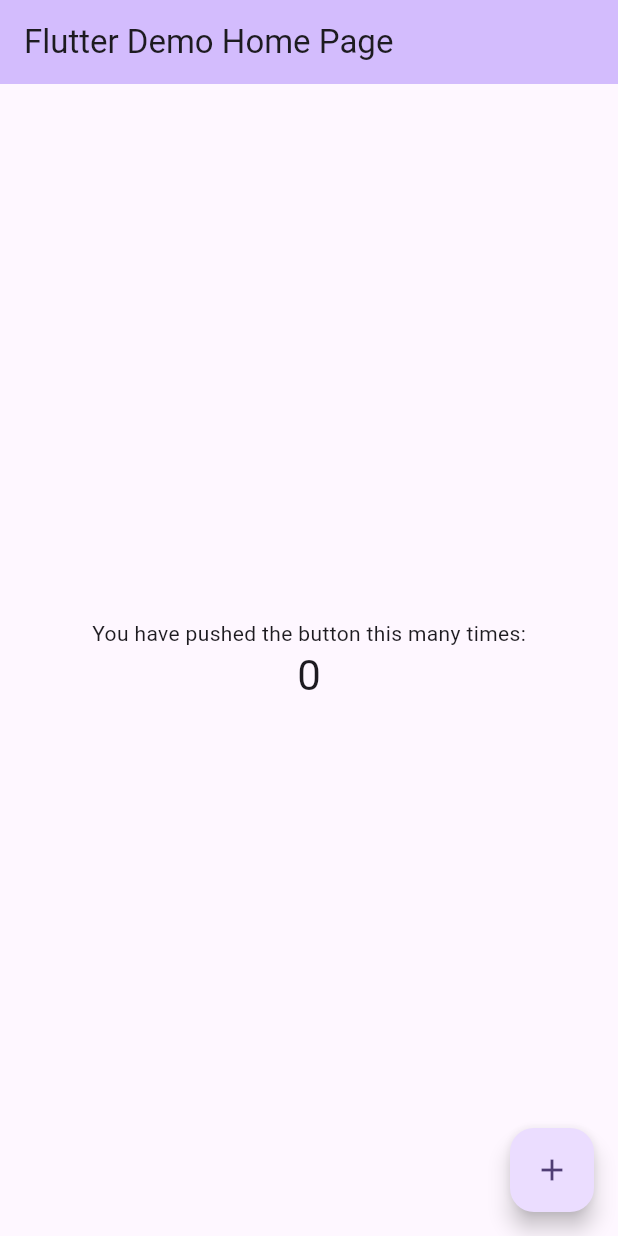
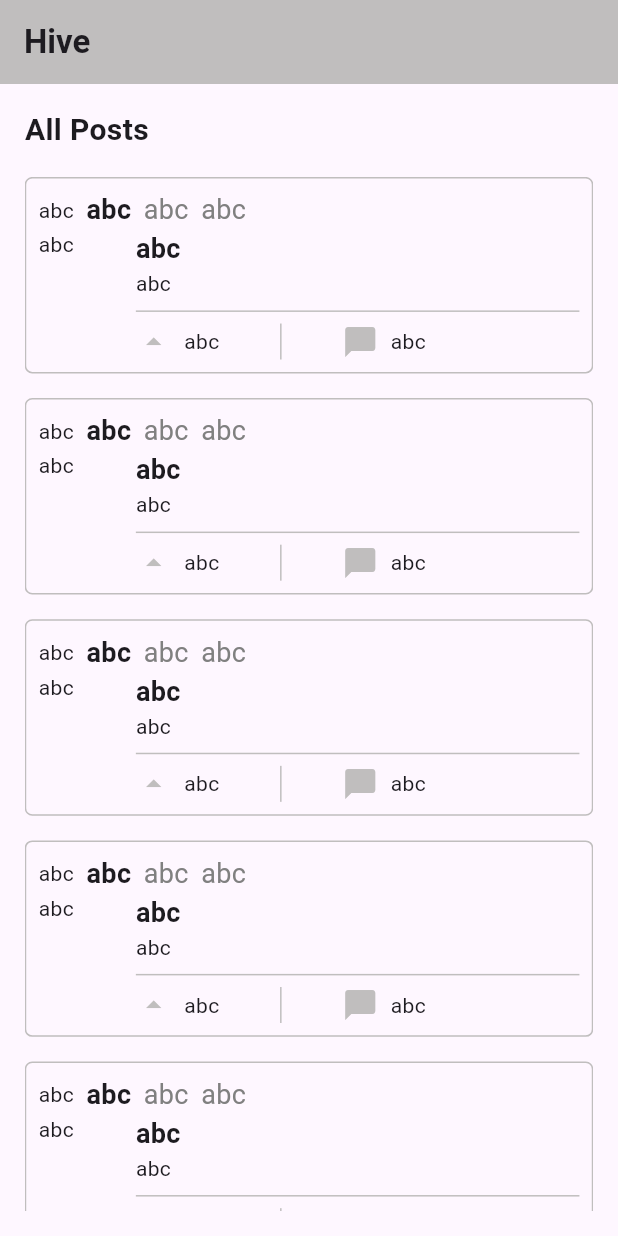
Before and after one commit to abhay11199/hive, a Flutter app: the screen it shows after launch, on a phone screen of 412 x 824 dp. Run offline on Flutter 3.47's test engine with Material 3 defaults, Android fonts, the phone set to English and light mode, and no system bars.

Commit message:
basic design completed

```diff
--- /dev/null
+++ b/lib/common/common_widget.dart
@@ -0,0 +1,120 @@
+import 'package:demo/constants/app_config.dart';
+import 'package:demo/constants/colors.dart';
+import 'package:flutter/material.dart';
+
+class CommonWidgets {
+  static commonContainer(
+    AppConfig appConfig, {
+    required String thumbnailUrl,
+    required String author,
+    required String community,
+    required String time,
+    required String post,
+    required String title,
+    required String description,
+    required String votes,
+    required String comments,
+  }) {
+    return Container(
+      width: appConfig.deviceWidth(45),
+      decoration: BoxDecoration(
+          shape: BoxShape.rectangle,
+          border: Border.all(color: AppColors.grey),
+          borderRadius: BorderRadius.circular(5)),
+      child: Padding(
+          padding: EdgeInsets.all(appConfig.rWP(2)),
+          child: Column(
+            crossAxisAlignment: CrossAxisAlignment.start,
+            children: [
+              Row(
+                children: [
+                  Text(thumbnailUrl),
+                  SizedBox(
+                    width: appConfig.deviceWidth(2),
+                  ),
+                  Text(
+                    author,
+                    style: TextStyle(
+                        fontWeight: FontWeight.bold,
+                        fontSize: appConfig.textSizeScale(18)),
+                  ),
+                  SizedBox(
+                    width: appConfig.deviceWidth(2),
+                  ),
+                  Text(
+                    community,
+                    style: TextStyle(
+                        fontSize: appConfig.textSizeScale(18),
+                        color: AppColors.textgrey),
+                  ),
+                  SizedBox(
+                    width: appConfig.deviceWidth(2),
+                  ),
+                  Text(time,
+                      style: TextStyle(
+                          fontSize: appConfig.textSizeScale(18),
+                          color: AppColors.textgrey)),
+                ],
+              ),
+              Row(
+                crossAxisAlignment: CrossAxisAlignment.start,
+                children: [
+                  Text(post),
+                  SizedBox(
+                    width: appConfig.deviceWidth(10),
+                  ),
+                  Expanded(
+                    child: Column(
+                      crossAxisAlignment: CrossAxisAlignment.start,
+                      children: [
+                        Text(
+                          title,
+                          style: TextStyle(
+                              fontWeight: FontWeight.bold,
+                              fontSize: appConfig.textSizeScale(18)),
+                        ),
+                        Text(description),
+                        Divider(
+                          color: AppColors.grey,
+                          height: appConfig.deviceHeight(2),
+                          indent: 0.1,
+                        ),
+                        IntrinsicHeight(
+                          child: Row(
+                            children: [
+                              Icon(
+                                Icons.arrow_drop_up_sharp,
+                                color: AppColors.grey,
+                              ),
+                              SizedBox(
+                                width: appConfig.deviceWidth(2),
+                              ),
+                              Text(votes),
+                              SizedBox(
+                                width: appConfig.deviceWidth(8),
+                              ),
+                              VerticalDivider(
+                                color: AppColors.grey,
+                                thickness: 1,
+                              ),
+                              SizedBox(
+                                width: appConfig.deviceWidth(8),
+                              ),
+                              Icon(Icons.chat_bubble, color: AppColors.grey),
+                              SizedBox(
+                                width: appConfig.deviceWidth(2),
+                              ),
+                              Text(comments),
+                            ],
+                          ),
+                        )
+                      ],
+                    ),
+                  )
+                ],
+              )
+            ],
+          )),
+    );
+  }
+}
--- /dev/null
+++ b/lib/constants/app_config.dart
@@ -0,0 +1,47 @@
+import 'package:flutter/material.dart';
+
+class AppConfig {
+  BuildContext context;
+  double? _height;
+  double? _width;
+  double? _heightPadding;
+  double? _widthPadding;
+  Size? _size;
+  double? _textScale;
+
+  AppConfig(this.context) {
+    MediaQueryData _queryData = MediaQuery.of(context);
+    _size = _queryData.size;
+    _height = _size!.height / 100.0;
+    _width = _size!.width / 100.0;
+    _heightPadding = _height! -
+        ((_queryData.padding.top + _queryData.padding.bottom) / 100.0);
+    _widthPadding =
+        _width! - (_queryData.padding.left + _queryData.padding.right) / 100.0;
+    _textScale = _queryData.textScaleFactor;
+  }
+
+  Size deviceSize() {
+    return _size!;
+  }
+
+  double deviceHeight(double v) {
+    return _height! * v;
+  }
+
+  double deviceWidth(double v) {
+    return _width! * v;
+  }
+
+  double rHP(double v) {
+    return _heightPadding! * v;
+  }
+
+  double rWP(double v) {
+    return _widthPadding! * v;
+  }
+
+  double textSizeScale(double v) {
+    return v * _textScale!;
+  }
+}
--- /dev/null
+++ b/lib/constants/colors.dart
@@ -0,0 +1,7 @@
+import 'package:flutter/material.dart';
+
+class AppColors {
+  static Color white = const Color.fromARGB(255, 255, 255, 255);
+  static Color grey = const Color.fromARGB(255, 192, 190, 190);
+  static Color textgrey = const Color.fromARGB(255, 128, 128, 128);
+}
--- a/lib/main.dart
+++ b/lib/main.dart
@@ -1,3 +1,4 @@
+import 'package:demo/screen/home_screen.dart';
 import 'package:flutter/material.dart';
 
 void main() {
@@ -13,113 +14,12 @@ class MyApp extends StatelessWidget {
     return MaterialApp(
       title: 'Hive',
       theme: ThemeData(
-        // This is the theme of your application.
-        //
-        // TRY THIS: Try running your application with "flutter run". You'll see
-        // the application has a purple toolbar. Then, without quitting the app,
-        // try changing the seedColor in the colorScheme below to Colors.green
-        // and then invoke "hot reload" (save your changes or press the "hot
-        // reload" button in a Flutter-supported IDE, or press "r" if you used
-        // the command line to start the app).
-        //
-        // Notice that the counter didn't reset back to zero; the application
-        // state is not lost during the reload. To reset the state, use hot
-        // restart instead.
-        //
-        // This works for code too, not just values: Most code changes can be
-        // tested with just a hot reload.
         colorScheme: ColorScheme.fromSeed(seedColor: Colors.deepPurple),
         useMaterial3: true,
       ),
-      home: const MyHomePage(title: 'Flutter Demo Home Page'),
+      // home: MyHomePage(title: 'Flutter Demo Home Page'),
+      debugShowCheckedModeBanner: false,
+      home: HomeScreen(),
     );
   }
 }
-
-class MyHomePage extends StatefulWidget {
-  const MyHomePage({super.key, required this.title});
-
-  // This widget is the home page of your application. It is stateful, meaning
-  // that it has a State object (defined below) that contains fields that affect
-  // how it looks.
-
-  // This class is the configuration for the state. It holds the values (in this
-  // case the title) provided by the parent (in this case the App widget) and
-  // used by the build method of the State. Fields in a Widget subclass are
-  // always marked "final".
-
-  final String title;
-
-  @override
-  State<MyHomePage> createState() => _MyHomePageState();
-}
-
-class _MyHomePageState extends State<MyHomePage> {
-  int _counter = 0;
-
-  void _incrementCounter() {
-    setState(() {
-      // This call to setState tells the Flutter framework that something has
-      // changed in this State, which causes it to rerun the build method below
-      // so that the display can reflect the updated values. If we changed
-      // _counter without calling setState(), then the build method would not be
-      // called again, and so nothing would appear to happen.
-      _counter++;
-    });
-  }
-
-  @override
-  Widget build(BuildContext context) {
-    // This method is rerun every time setState is called, for instance as done
-    // by the _incrementCounter method above.
-    //
-    // The Flutter framework has been optimized to make rerunning build methods
-    // fast, so that you can just rebuild anything that needs updating rather
-    // than having to individually change instances of widgets.
-    return Scaffold(
-      appBar: AppBar(
-        // TRY THIS: Try changing the color here to a specific color (to
-        // Colors.amber, perhaps?) and trigger a hot reload to see the AppBar
-        // change color while the other colors stay the same.
-        backgroundColor: Theme.of(context).colorScheme.inversePrimary,
-        // Here we take the value from the MyHomePage object that was created by
-        // the App.build method, and use it to set our appbar title.
-        title: Text(widget.title),
-      ),
-      body: Center(
-        // Center is a layout widget. It takes a single child and positions it
-        // in the middle of the parent.
-        child: Column(
-          // Column is also a layout widget. It takes a list of children and
-          // arranges them vertically. By default, it sizes itself to fit its
-          // children horizontally, and tries to be as tall as its parent.
-          //
-          // Column has various properties to control how it sizes itself and
-          // how it positions its children. Here we use mainAxisAlignment to
-          // center the children vertically; the main axis here is the vertical
-          // axis because Columns are vertical (the cross axis would be
-          // horizontal).
-          //
-          // TRY THIS: Invoke "debug painting" (choose the "Toggle Debug Paint"
-          // action in the IDE, or press "p" in the console), to see the
-          // wireframe for each widget.
-          mainAxisAlignment: MainAxisAlignment.center,
-          children: <Widget>[
-            const Text(
-              'You have pushed the button this many times:',
-            ),
-            Text(
-              '$_counter',
-              style: Theme.of(context).textTheme.headlineMedium,
-            ),
-          ],
-        ),
-      ),
-      floatingActionButton: FloatingActionButton(
-        onPressed: _incrementCounter,
-        tooltip: 'Increment',
-        child: const Icon(Icons.add),
-      ), // This trailing comma makes auto-formatting nicer for build methods.
-    );
-  }
-}
--- /dev/null
+++ b/lib/screen/home_screen.dart
@@ -0,0 +1,65 @@
+import 'package:demo/common/common_widget.dart';
+import 'package:demo/constants/app_config.dart';
+import 'package:demo/constants/colors.dart';
+import 'package:flutter/material.dart';
+
+class HomeScreen extends StatefulWidget {
+  const HomeScreen({super.key});
+
+  @override
+  State<HomeScreen> createState() => _HomeScreenState();
+}
+
+class _HomeScreenState extends State<HomeScreen> {
+  @override
+  Widget build(BuildContext context) {
+    AppConfig appConfig = AppConfig(context);
+    return Scaffold(
+      appBar: AppBar(
+        title: Text(
+          'Hive',
+          style: TextStyle(fontWeight: FontWeight.bold),
+        ),
+        backgroundColor: AppColors.grey,
+      ),
+      body: Padding(
+        padding: EdgeInsets.all(appConfig.rWP(4)),
+        child: Column(
+          crossAxisAlignment: CrossAxisAlignment.start,
+          children: [
+            Text('All Posts',
+                style: TextStyle(
+                    fontWeight: FontWeight.bold,
+                    fontSize: appConfig.textSizeScale(20))),
+            SizedBox(
+              height: appConfig.deviceHeight(2),
+            ),
+            Expanded(
+              child: ListView.separated(
+                shrinkWrap: true,
+                separatorBuilder: (context, index) {
+                  return SizedBox(
+                    height: appConfig.deviceHeight(2),
+                  );
+                },
+                itemCount: 10,
+                itemBuilder: (context, index) {
+                  return CommonWidgets.commonContainer(appConfig,
+                      thumbnailUrl: 'abc',
+                      author: 'abc',
+                      community: 'abc',
+                      time: 'abc',
+                      post: 'abc',
+                      title: 'abc',
+                      description: 'abc',
+                      votes: 'abc',
+                      comments: 'abc');
+                },
+              ),
+            )
+          ],
+        ),
+      ),
+    );
+  }
+}
```
